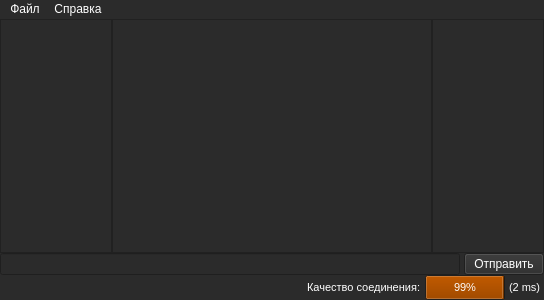
First picture: the form in mainform.ui, repository tinelix/irc-client, before the edit.
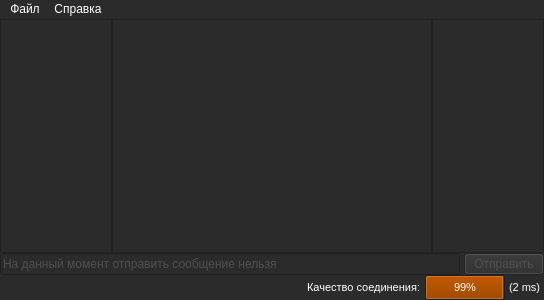
Second picture: the form after the edit.

```diff
--- a/mainform.ui
+++ b/mainform.ui
@@ -125,15 +125,25 @@
         </property>
         <item>
          <widget class="QLineEdit" name="message_text">
+          <property name="enabled">
+           <bool>false</bool>
+          </property>
           <property name="styleSheet">
-           <string notr="true">selection-background-color: rgb(161, 75, 0);</string>
+           <string notr="true">selection-background-color: rgb(161, 75, 0);
+color: rgb(79, 79, 79);</string>
+          </property>
+          <property name="text">
+           <string>На данный момент отправить сообщение нельзя</string>
           </property>
          </widget>
         </item>
         <item>
          <widget class="QPushButton" name="send_msg_btn">
+          <property name="enabled">
+           <bool>false</bool>
+          </property>
           <property name="styleSheet">
-           <string notr="true">selection-background-color: rgb(255, 119, 0);</string>
+           <string notr="true">border-color: rgb(255, 119, 0); selection-background-color: rgb(255, 119, 0); color: #4f4f4f</string>
           </property>
           <property name="text">
            <string>Отправить</string>
```
